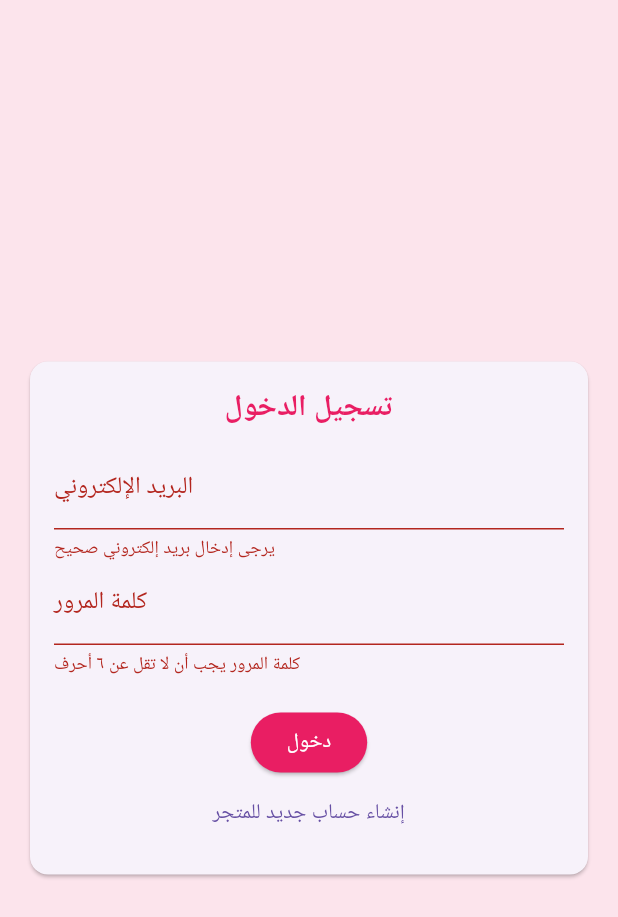
After one commit to HananAlsabriy25/Beauty-Store-Flutter, a Flutter app: the screen it shows after launch, after a tap on "دخول", on a phone screen of 412 x 824 dp. The commit adds this screen. Shown: the top 917 px of the screen. Run offline on Flutter 3.47's test engine with Material 3 defaults, Android fonts, the phone set to English and light mode, and no system bars; our stand-ins replace cloud_firestore, firebase_auth, firebase_core, shared_preferences; accounts and stored records are empty.

Commit message:
Add files via upload

```diff
--- a/lib/main.dart
+++ b/lib/main.dart
@@ -1,18 +1,29 @@
 import 'package:flutter/material.dart';
 import 'package:provider/provider.dart';
+import 'package:firebase_core/firebase_core.dart';
+import 'package:firebase_auth/firebase_auth.dart';
+import './firebase_options.dart';
 import './providers/shop_providers.dart';
 import './screens/tabs_screen.dart';
+import './screens/auth_screen.dart';
 
-void main() {
+void main() async {
+  WidgetsFlutterBinding.ensureInitialized();
+  await Firebase.initializeApp(
+    options: DefaultFirebaseOptions.currentPlatform,
+  );
+
   runApp(
     ChangeNotifierProvider(
       create: (ctx) => ShopProvider(),
-      child: MyApp(),
+      child: const MyApp(),
     ),
   );
 }
 
 class MyApp extends StatelessWidget {
+  const MyApp({super.key});
+
   @override
   Widget build(BuildContext context) {
     return MaterialApp(
@@ -21,7 +32,15 @@ class MyApp extends StatelessWidget {
       theme: ThemeData(
         primarySwatch: Colors.pink,
       ),
-      home: TabsScreen(),
+      home: StreamBuilder<User?>(
+        stream: FirebaseAuth.instance.authStateChanges(),
+        builder: (ctx, userSnapshot) {
+          if (userSnapshot.hasData) {
+            return TabsScreen();
+          }
+          return const AuthScreen();
+        },
+      ),
     );
   }
 }
--- /dev/null
+++ b/lib/screens/auth_screen.dart
@@ -0,0 +1,125 @@
+import 'package:flutter/material.dart';
+import 'package:firebase_auth/firebase_auth.dart';
+
+class AuthScreen extends StatefulWidget {
+  const AuthScreen({super.key});
+
+  @override
+  State<AuthScreen> createState() => _AuthScreenState();
+}
+
+class _AuthScreenState extends State<AuthScreen> {
+  final _formKey = GlobalKey<FormState>();
+  var _isLogin = true;
+  var _userEmail = '';
+  var _userPassword = '';
+  final _auth = FirebaseAuth.instance;
+
+  void _submitAuthForm() async {
+    final isValid = _formKey.currentState!.validate();
+    FocusScope.of(context).unfocus();
+
+    if (isValid) {
+      _formKey.currentState!.save();
+      try {
+        if (_isLogin) {
+          // محاولة تسجيل الدخول
+          await _auth.signInWithEmailAndPassword(
+            email: _userEmail.trim(),
+            password: _userPassword.trim(),
+          );
+        } else {
+          // محاولة إنشاء حساب جديد
+          await _auth.createUserWithEmailAndPassword(
+            email: _userEmail.trim(),
+            password: _userPassword.trim(),
+          );
+        }
+      } on FirebaseAuthException catch (error) {
+        // التقاط أخطاء الفايربيس بدقة وفحص كود الخطأ لمعرفة العطل الحقيقي
+        print("Firebase Auth Error Code: ${error.code}");
+        String message = 'خطأ من الفايربيس: ${error.message}';
+
+        if (error.code == 'user-not-found' || error.code == 'wrong-password') {
+          message = 'بيانات الدخول غير صحيحة أو الحساب غير موجود.';
+        } else if (error.code == 'email-already-in-use') {
+          message = 'هذا البريد الإلكتروني مستخدم بالفعل.';
+        } else if (error.code == 'invalid-email') {
+          message = 'صيغة البريد الإلكتروني غير صحيحة.';
+        } else if (error.code == 'weak-password') {
+          message = 'كلمة المرور ضعيفة جداً، يرجى إدخال ٦ أحرف أو أكثر.';
+        } else if (error.code == 'operation-not-allowed') {
+          message = 'تسجيل الدخول بالبريد الإلكتروني غير مفعّل في الفايربيس.';
+        }
+
+        ScaffoldMessenger.of(context).showSnackBar(
+          SnackBar(
+            content: Text(message),
+            backgroundColor: Colors.red,
+          ),
+        );
+      } catch (error) {
+        // التقاط أي أخطاء عامة أخرى (مثل كاش المتصفح أو حظر الشبكة)
+        print("General Error: $error");
+        ScaffoldMessenger.of(context).showSnackBar(
+          SnackBar(
+            content: Text("خطأ عام: ${error.toString()}"),
+            backgroundColor: Colors.orange,
+          ),
+        );
+      }
+    }
+  }
+
+  @override
+  Widget build(BuildContext context) {
+    return Scaffold(
+      backgroundColor: Colors.pink[50],
+      body: Center(
+        child: Card(
+          margin: const EdgeInsets.all(20),
+          child: SingleChildScrollView(
+            padding: const EdgeInsets.all(16),
+            child: Form(
+              key: _formKey,
+              child: Column(
+                mainAxisSize: MainAxisSize.min,
+                children: [
+                  Text(
+                    _isLogin ? 'تسجيل الدخول' : 'إنشاء حساب جديد',
+                    style: const TextStyle(fontSize: 20, fontWeight: FontWeight.bold, color: Colors.pink),
+                  ),
+                  const SizedBox(height: 10),
+                  TextFormField(
+                    key: const ValueKey('email'),
+                    validator: (value) => (value == null || !value.contains('@')) ? 'يرجى إدخال بريد إلكتروني صحيح' : null,
+                    keyboardType: TextInputType.emailAddress,
+                    decoration: const InputDecoration(labelText: 'البريد الإلكتروني'),
+                    onSaved: (value) => _userEmail = value!,
+                  ),
+                  TextFormField(
+                    key: const ValueKey('password'),
+                    validator: (value) => (value == null || value.length < 6) ? 'كلمة المرور يجب أن لا تقل عن ٦ أحرف' : null,
+                    obscureText: true,
+                    decoration: const InputDecoration(labelText: 'كلمة المرور'),
+                    onSaved: (value) => _userPassword = value!,
+                  ),
+                  const SizedBox(height: 20),
+                  ElevatedButton(
+                    onPressed: _submitAuthForm,
+                    style: ElevatedButton.styleFrom(backgroundColor: Colors.pink),
+                    child: Text(_isLogin ? 'دخول' : 'إنشاء الحساب', style: const TextStyle(color: Colors.white)),
+                  ),
+                  TextButton(
+                    onPressed: () => setState(() => _isLogin = !_isLogin),
+                    child: Text(_isLogin ? 'إنشاء حساب جديد للمتجر' : 'أمتلك حساباً بالفعل'),
+                  ),
+                ],
+              ),
+            ),
+          ),
+        ),
+      ),
+    );
+  }
+}
```
Also changed, not shown: lib/models/product.dart (+8 -6 lines), lib/providers/shop_providers.dart (+40 -18 lines), pubspec.yaml (+6 -2 lines), lib/firebase_options.dart (added), 1 other file.
